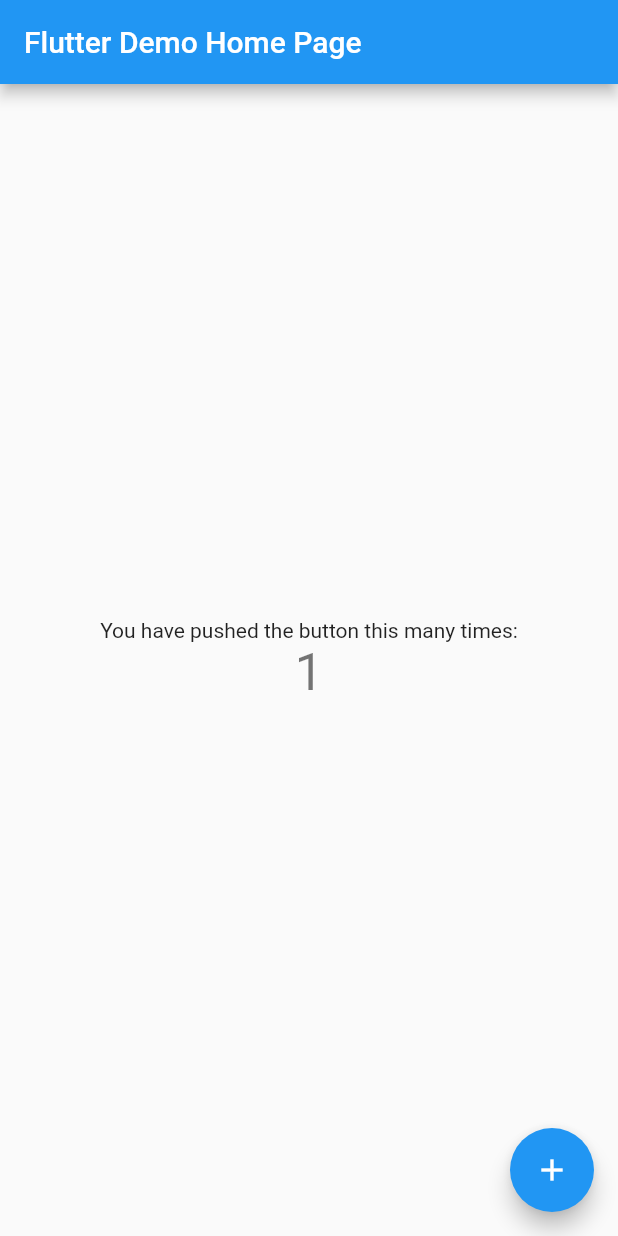
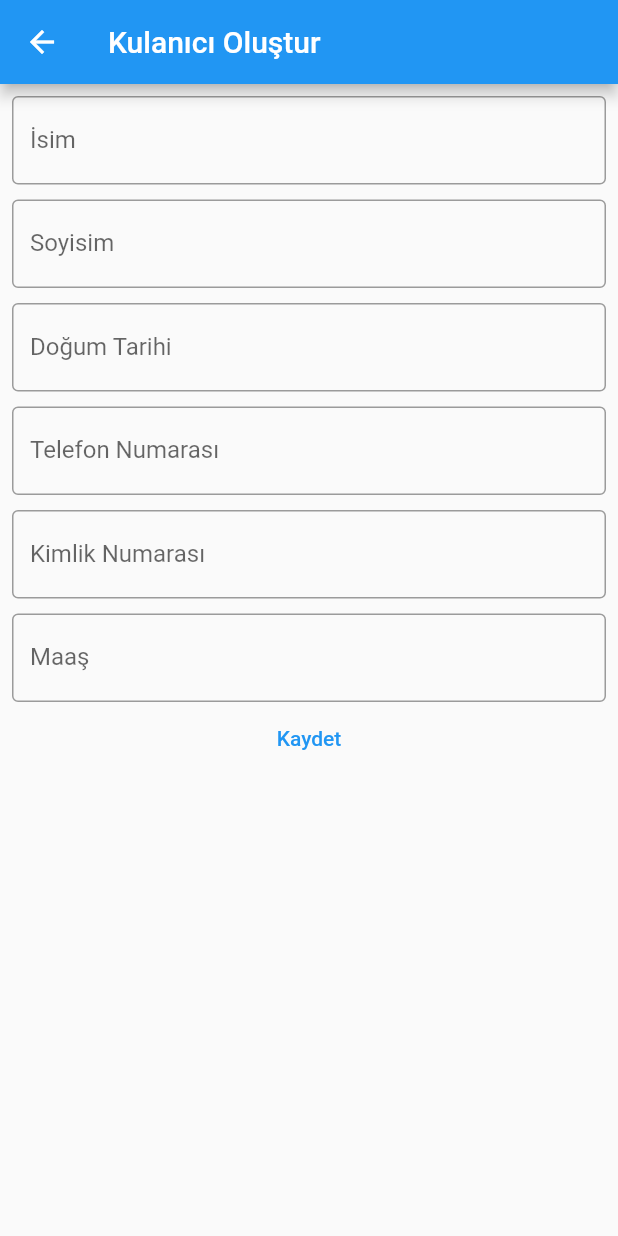
Before and after one commit to barangungor/usersApp, a Flutter app: the screen it shows after launch, after a tap on the "add" icon, on a phone screen of 412 x 824 dp. Run offline on Flutter 3.47's test engine with Material 2 defaults, Android fonts, the phone set to English and light mode, and no system bars; our stand-ins replace shimmer; network calls fail.

Commit message:
User crud process added Shimmer effect added to loading state

```diff
--- a/lib/controllers/user/user_controller.dart
+++ b/lib/controllers/user/user_controller.dart
@@ -1,8 +1,42 @@
 import 'package:flutter/material.dart';
+import 'package:usersapp/globals/app_globals.dart';
 import 'package:usersapp/models/user/user_model.dart';
+import 'package:usersapp/services/network_service.dart';
 
 class UserModel extends ChangeNotifier {
   List<User>? users;
 
-  Future getUsers() async {}
+  Future getUsers() async {
+    var response = await NetworkService.instance.getMethod(AppGlobals.apiUrl);
+    if (response['data'] != null) {
+      users = List.generate(response['data'].length,
+          (index) => User.fromJson(response['data'][index]));
+    }
+    notifyListeners();
+    return response;
+  }
+
+  Future createUser(data) async {
+    var response =
+        await NetworkService.instance.postMethod(AppGlobals.apiUrl, data);
+
+    notifyListeners();
+    return response;
+  }
+
+  Future updateUser(data) async {
+    var response = await NetworkService.instance
+        .putMethod(AppGlobals.updateUrl(data), data);
+    print(response);
+    notifyListeners();
+    return response is Map ? true : false;
+  }
+
+  Future deleteUser(data) async {
+    var response =
+        await NetworkService.instance.deleteMethod(AppGlobals.deleteUrl(data));
+    users?.removeWhere((element) => element.id == data);
+    notifyListeners();
+    return response is Map ? true : false;
+  }
 }
--- /dev/null
+++ b/lib/globals/app_globals.dart
@@ -0,0 +1,5 @@
+class AppGlobals {
+  static const apiUrl = 'https://6337eb525327df4c43d9eea3.mockapi.io/user';
+  static updateUrl(id) => '$apiUrl/$id';
+  static deleteUrl(id) => '$apiUrl/$id';
+}
--- a/lib/main.dart
+++ b/lib/main.dart
@@ -1,4 +1,7 @@
 import 'package:flutter/material.dart';
+import 'package:provider/provider.dart';
+import 'package:usersapp/controllers/user/user_controller.dart';
+import 'package:usersapp/views/user/user_view.dart';
 
 void main() {
   runApp(const MyApp());
@@ -10,58 +13,16 @@ class MyApp extends StatelessWidget {
   // This widget is the root of your application.
   @override
   Widget build(BuildContext context) {
-    return MaterialApp(
-      title: 'Flutter Demo',
-      theme: ThemeData(
-        primarySwatch: Colors.blue,
-      ),
-      home: const MyHomePage(title: 'Flutter Demo Home Page'),
+    return MultiProvider(
+      providers: [
+        ChangeNotifierProvider<UserModel>(create: (_) => UserModel()),
+      ],
+      child: MaterialApp(
+          title: 'Flutter Demo',
+          theme: ThemeData(
+            primaryColor: const Color.fromRGBO(237, 31, 36, 1),
+          ),
+          home: const UserView()),
     );
   }
 }
-
-class MyHomePage extends StatefulWidget {
-  const MyHomePage({super.key, required this.title});
-  final String title;
-
-  @override
-  State<MyHomePage> createState() => _MyHomePageState();
-}
-
-class _MyHomePageState extends State<MyHomePage> {
-  int _counter = 0;
-
-  void _incrementCounter() {
-    setState(() {
-      _counter++;
-    });
-  }
-
-  @override
-  Widget build(BuildContext context) {
-    return Scaffold(
-      appBar: AppBar(
-        title: Text(widget.title),
-      ),
-      body: Center(
-        child: Column(
-          mainAxisAlignment: MainAxisAlignment.center,
-          children: <Widget>[
-            const Text(
-              'You have pushed the button this many times:',
-            ),
-            Text(
-              '$_counter',
-              style: Theme.of(context).textTheme.headline4,
-            ),
-          ],
-        ),
-      ),
-      floatingActionButton: FloatingActionButton(
-        onPressed: _incrementCounter,
-        tooltip: 'Increment',
-        child: const Icon(Icons.add),
-      ),
-    );
-  }
-}
--- /dev/null
+++ b/lib/views/user/layouts/create_update_page.dart
@@ -0,0 +1,233 @@
+import 'package:flutter/material.dart';
+import 'package:flutter/scheduler.dart';
+import 'package:provider/provider.dart';
+import 'package:usersapp/controllers/user/user_controller.dart';
+import 'package:usersapp/models/user/user_model.dart';
+
+class UserCreateUpdatePage extends StatefulWidget {
+  const UserCreateUpdatePage({Key? key, this.user}) : super(key: key);
+
+  final User? user;
+
+  @override
+  State<UserCreateUpdatePage> createState() => _UserCreateUpdatePageState();
+}
+
+class _UserCreateUpdatePageState extends State<UserCreateUpdatePage> {
+  GlobalKey<FormState> formKey = GlobalKey<FormState>();
+  TextEditingController nameController = TextEditingController(),
+      surnameController = TextEditingController(),
+      birthdateController = TextEditingController(),
+      phoneNumberController = TextEditingController(),
+      identityController = TextEditingController(),
+      sallaryController = TextEditingController();
+
+  InputDecoration inputStyle(label) => InputDecoration(
+      labelText: label, border: const OutlineInputBorder(), counterText: '');
+
+  @override
+  void initState() {
+    super.initState();
+    SchedulerBinding.instance.addPostFrameCallback((timeStamp) {
+      setState(() {
+        nameController.text = widget.user?.name ?? '';
+        surnameController.text = widget.user?.surname ?? '';
+        birthdateController.text = widget.user?.birthDate.toString() ?? '';
+        phoneNumberController.text = widget.user?.phoneNumber ?? '';
+        identityController.text = widget.user?.identity ?? '';
+        sallaryController.text = widget.user?.sallary.toString() ?? '';
+      });
+    });
+  }
+
+  @override
+  Widget build(BuildContext context) {
+    final userController = Provider.of<UserModel>(context);
+    return GestureDetector(
+      onTap: () {
+        FocusManager.instance.primaryFocus?.unfocus();
+      },
+      child: Scaffold(
+        appBar: AppBar(
+            title: Text(
+                'Kulanıcı ${widget.user == null ? 'Oluştur' : 'Düzenle'} ')),
+        body: SingleChildScrollView(
+          child: Form(
+              key: formKey,
+              child: Padding(
+                padding: const EdgeInsets.all(8.0),
+                child: Column(children: [
+                  TextFormField(
+                    controller: nameController,
+                    textInputAction: TextInputAction.next,
+                    decoration: inputStyle('İsim'),
+                    validator: (value) {
+                      return value == null || value.trim().isEmpty == true
+                          ? 'Bu alan boş geçilemez'
+                          : null;
+                    },
+                  ),
+                  const SizedBox(height: 10),
+                  TextFormField(
+                    controller: surnameController,
+                    textInputAction: TextInputAction.next,
+                    decoration: inputStyle('Soyisim'),
+                    validator: (value) {
+                      return value == null || value.trim().isEmpty == true
+                          ? 'Bu alan boş geçilemez'
+                          : null;
+                    },
+                  ),
+                  const SizedBox(height: 10),
+                  TextFormField(
+                    controller: birthdateController,
+                    decoration: inputStyle('Doğum Tarihi'),
+                    validator: (value) {
+                      return value == null || value.trim().isEmpty == true
+                          ? 'Bu alan boş geçilemez'
+                          : null;
+                    },
+                  ),
+                  const SizedBox(height: 10),
+                  TextFormField(
+                    controller: phoneNumberController,
+                    keyboardType: TextInputType.number,
+                    maxLength: 10,
+                    textInputAction: TextInputAction.next,
+                    decoration: inputStyle('Telefon Numarası'),
+                    validator: (value) {
+                      return value == null || value.trim().isEmpty == true
+                          ? 'Bu alan boş geçilemez'
+                          : null;
+                    },
+                  ),
+                  const SizedBox(height: 10),
+                  TextFormField(
+                    controller: identityController,
+                    keyboardType: TextInputType.number,
+                    maxLength: 11,
+                    textInputAction: TextInputAction.next,
+                    decoration: inputStyle('Kimlik Numarası'),
+                    validator: (value) {
+                      return value == null || value.trim().isEmpty == true
+                          ? 'Bu alan boş geçilemez'
+                          : null;
+                    },
+                  ),
+                  const SizedBox(height: 10),
+                  TextFormField(
+                    controller: sallaryController,
+                    decoration: inputStyle('Maaş'),
+                    validator: (value) {
+                      return value == null || value.trim().isEmpty == true
+                          ? 'Bu alan boş geçilemez'
+                          : null;
+                    },
+                  ),
+                  TextButton(
+                    child: const Text('Kaydet'),
+                    onPressed: () async {
+                      if (formKey.currentState?.validate() == true) {
+                        BuildContext? dialogContext;
+                        showDialog(
+                          context: context,
+                          builder: (context) {
+                            dialogContext = context;
+                            return const Center(
+                                child: CircularProgressIndicator());
+                          },
+                        );
+                        var bodyData = {
+                          'name': nameController.text,
+                          'surname': surnameController.text,
+                          'birthdate': birthdateController.text,
+                          'phone_number': phoneNumberController.text,
+                          'sallary': sallaryController.text
+                        };
+                        if (widget.user == null) {
+                          userController.createUser(bodyData).then((value) {
+                            try {
+                              Navigator.pop(dialogContext!);
+                            } catch (e) {}
+                            showProcessResult(
+                                context,
+                                value == true
+                                    ? 'İşlem başarılı'
+                                    : 'İşlem başarısız');
+                          });
+                        } else {
+                          userController.updateUser(bodyData).then((value) {
+                            try {
+                              Navigator.pop(dialogContext!);
+                            } catch (e) {}
+                            showProcessResult(
+                                context,
+                                value == true
+                                    ? 'İşlem başarılı'
+                                    : 'İşlem başarısız');
+                          });
+                        }
+                      }
+                    },
+                  ),
+                  if (widget.user != null)
+                    TextButton(
+                      child: const Text('Sil'),
+                      onPressed: () async {
+                        BuildContext? dialogContext;
+                        showDialog(
+                          context: context,
+                          builder: (context) {
+                            dialogContext = context;
+                            return const Center(
+                                child: CircularProgressIndicator());
+                          },
+                        );
+                        await userController
+                            .deleteUser(widget.user?.id)
+                            .then((value) {
+                          try {
+                            Navigator.pop(dialogContext!);
+                          } catch (e) {}
+                          showDialog(
+                            context: context,
+                            builder: (context) {
+                              return AlertDialog(
+                                content: Text(value == true
+                                    ? 'İşlem başarılı'
+                                    : 'İşlem başarısız'),
+                              );
+                            },
+                          ).whenComplete(() {
+                            if (value == true) {
+                              Navigator.pop(context);
+                            }
+                          });
+                        });
+                      },
+                    ),
+                ]),
+              )),
+        ),
+      ),
+    );
+  }
+
+  showProcessResult(BuildContext context, content) {
+    return showDialog(
+      context: context,
+      builder: (context) {
+        return AlertDialog(
+          content: Text(content ?? ''),
+          actions: [
+            TextButton(
+                onPressed: () {
+                  Navigator.pop(context);
+                },
+                child: const Text('Tamam'))
+          ],
+        );
+      },
+    );
+  }
+}
--- /dev/null
+++ b/lib/views/user/layouts/list_page.dart
@@ -0,0 +1,204 @@
+import 'package:flutter/cupertino.dart';
+import 'package:flutter/material.dart';
+import 'package:flutter/scheduler.dart';
+import 'package:provider/provider.dart';
+import 'package:shimmer/shimmer.dart';
+import 'package:usersapp/controllers/user/user_controller.dart';
+import 'package:usersapp/views/user/layouts/create_update_page.dart';
+
+class ListPage extends StatefulWidget {
+  const ListPage({Key? key}) : super(key: key);
+
+  @override
+  State<ListPage> createState() => _ListPageState();
+}
+
+class _ListPageState extends State<ListPage> {
+  Future? getUsers;
+  ScrollController scrollController = ScrollController();
+  var scrollHeight;
+
+  @override
+  void initState() {
+    super.initState();
+    SchedulerBinding.instance.addPostFrameCallback((timeStamp) {
+      setState(() {
+        getUsers = context.read<UserModel>().getUsers();
+      });
+    });
+  }
+
+  @override
+  Widget build(BuildContext context) {
+    return Scaffold(
+      floatingActionButton: FloatingActionButton(
+        child: const Icon(Icons.add),
+        onPressed: () {
+          Navigator.push(
+                  context,
+                  CupertinoPageRoute(
+                      builder: (context) => const UserCreateUpdatePage()))
+              .whenComplete(() {
+            setState(() {
+              getUsers = context.read<UserModel>().getUsers();
+            });
+          });
+        },
+      ),
+      body: Column(children: [
+        Expanded(
+            child: FutureBuilder(
+          future: getUsers,
+          builder: (context, snapshot) {
+            switch (snapshot.connectionState) {
+              case ConnectionState.waiting:
+                return buildLoading();
+              case ConnectionState.done:
+                return Consumer<UserModel>(
+                  builder: (newcontext, viewModel, child) {
+                    print(scrollHeight);
+                    return ListView.builder(
+                      controller: scrollController,
+                      itemCount: viewModel.users?.length,
+                      itemBuilder: (context, index) {
+                        final data = viewModel.users?[index];
+                        if (scrollHeight != null &&
+                            index == viewModel.users!.length - 1) {
+                          scrollController.animateTo(scrollHeight,
+                              duration: const Duration(milliseconds: 300),
+                              curve: Curves.linear);
+                        }
+                        return ListTile(
+                            title: Text(
+                                '${data?.name ?? ''} ${data?.surname ?? ''}'),
+                            subtitle: Column(
+                                crossAxisAlignment: CrossAxisAlignment.start,
+                                children: [
+                                  Row(
+                                    children: [
+                                      const Text('Telefon Numarası: '),
+                                      Flexible(
+                                          child: Text(data?.phoneNumber ?? '')),
+                                    ],
+                                  ),
+                                  Row(
+                                    children: [
+                                      const Text('Kimlik Numarası: '),
+                                      Flexible(
+                                          child: Text(data?.identity ?? '')),
+                                    ],
+                                  ),
+                                ]),
+                            trailing: PopupMenuButton(
+                                onSelected: (value) async {
+                                  switch (value) {
+                                    case 1:
+                                      scrollHeight =
+                                          scrollController.position.pixels;
+                                      Navigator.push(
+                                              context,
+                                              CupertinoPageRoute(
+                                                  builder: (context) =>
+                                                      UserCreateUpdatePage(
+                                                          user: data)))
+                                          .whenComplete(() {
+                                        setState(() {
+                                          getUsers = context
+                                              .read<UserModel>()
+                                              .getUsers();
+                                        });
+                                      });
+                                      break;
+                                    case 2:
+                                      BuildContext? dialogContext;
+                                      showDialog(
+                                        context: context,
+                                        builder: (context) {
+                                          dialogContext = context;
+                                          return const Center(
+                                              child:
+                                                  CircularProgressIndicator());
+                                        },
+                                      );
+                                      await viewModel
+                                          .deleteUser(data?.id)
+                                          .then((value) {
+                                        try {
+                                          Navigator.pop(dialogContext!);
+                                        } catch (e) {}
+                                        showDialog(
+                                          context: context,
+                                          builder: (context) {
+                                            return AlertDialog(
+                                              content: Text(value == true
+                                                  ? 'İşlem başarılı'
+                                                  : 'İşlem başarısız'),
+                                            );
+                                          },
+                                        );
+                                      });
+                                      break;
+                                    default:
+                                  }
+                                },
+                                itemBuilder: (context) => [
+                                      const PopupMenuItem(
+                                        value: 1,
+                                        child: Text("Düzenle"),
+                                      ),
+                                      const PopupMenuItem(
+                                        value: 2,
+                                        child: Text("Sil"),
+                                      )
+                                    ]));
+                      },
+                    );
+                  },
+                );
+              default:
+                return buildLoading();
+            }
+          },
+        )),
+      ]),
+    );
+  }
+
+  Shimmer buildLoading() => Shimmer.fromColors(
+        baseColor: Colors.grey.shade300,
+        highlightColor: Colors.grey.shade100,
+        child: ListView.builder(
+          itemBuilder: (_, __) => Padding(
+              padding: const EdgeInsets.only(bottom: 8.0),
+              child: ListTile(
+                title: Container(
+                  width: double.infinity,
+                  margin: const EdgeInsets.only(
+                    right: 150,
+                  ),
+                  height: 8.0,
+                  color: Colors.white,
+                ),
+                subtitle: Column(children: [
+                  const SizedBox(height: 10),
+                  Container(
+                    width: double.infinity,
+                    margin: const EdgeInsets.only(right: 100),
+                    height: 8.0,
+                    color: Colors.white,
+                  ),
+                  const SizedBox(
+                    height: 5,
+                  ),
+                  Container(
+                    width: double.infinity,
+                    margin: const EdgeInsets.only(right: 100),
+                    height: 8.0,
+                    color: Colors.white,
+                  ),
+                ]),
+              )),
+          itemCount: 6,
+        ),
+      );
+}
--- a/lib/views/user/user_view.dart
+++ b/lib/views/user/user_view.dart
@@ -1,21 +1,15 @@
 import 'package:flutter/material.dart';
-import 'package:provider/provider.dart';
-import 'package:usersapp/controllers/user/user_controller.dart';
+import 'package:usersapp/views/user/layouts/list_page.dart';
 
 class UserView extends StatelessWidget {
   const UserView({super.key});
 
   @override
   Widget build(BuildContext context) {
-    return ChangeNotifierProvider<UserModel>(
-      create: (context) => UserModel(),
-      child: Consumer<UserModel>(
-        builder: (context, viewModel, child) {
-          return Container(
-              //TODO Add layout or component here
-              );
-        },
-      ),
+    return Scaffold(
+      appBar: AppBar(
+          automaticallyImplyLeading: false, title: const Text('Kullanıcılar')),
+      body: const ListPage(),
     );
   }
 }
--- a/pubspec.yaml
+++ b/pubspec.yaml
@@ -9,6 +9,9 @@ dependencies:
         sdk: flutter
     cupertino_icons: ^1.0.2
     provider: ^6.0.3
+    http: ^0.13.5
+    intl: ^0.17.0
+    shimmer: ^2.0.0
 dev_dependencies:
     flutter_test:
         sdk: flutter
```
Also changed, not shown: lib/models/user/user_model.dart (+6 -4 lines), lib/services/network_service.dart (+78 -0 lines), pubspec.lock.
